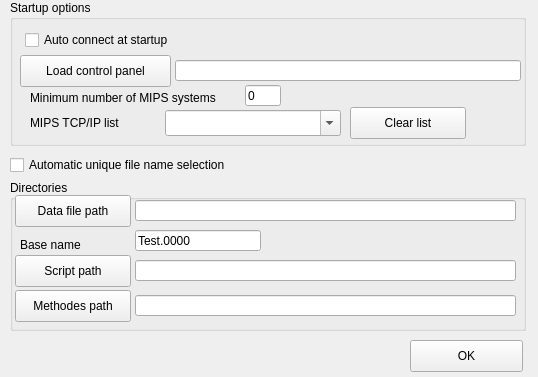
Qt form properties.ui (MOBILionSystems/MIPS-app-MOBILion) before a commit.
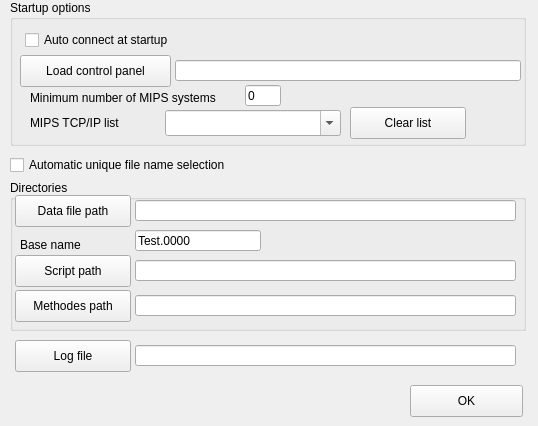
The same form after that commit.

The edit to the form file:
```diff
--- a/properties.ui
+++ b/properties.ui
@@ -7,7 +7,7 @@
     <x>0</x>
     <y>0</y>
     <width>538</width>
-    <height>377</height>
+    <height>426</height>
    </rect>
   </property>
   <property name="windowTitle">
@@ -17,7 +17,7 @@
    <property name="geometry">
     <rect>
      <x>410</x>
-     <y>340</y>
+     <y>385</y>
      <width>113</width>
      <height>32</height>
     </rect>
@@ -291,6 +291,35 @@
     </property>
    </widget>
   </widget>
+  <widget class="QPushButton" name="pbLogFile">
+   <property name="geometry">
+    <rect>
+     <x>15</x>
+     <y>340</y>
+     <width>116</width>
+     <height>32</height>
+    </rect>
+   </property>
+   <property name="text">
+    <string>Log file</string>
+   </property>
+   <property name="autoDefault">
+    <bool>false</bool>
+   </property>
+  </widget>
+  <widget class="QLineEdit" name="leLogFile">
+   <property name="geometry">
+    <rect>
+     <x>135</x>
+     <y>345</y>
+     <width>381</width>
+     <height>21</height>
+    </rect>
+   </property>
+   <property name="text">
+    <string/>
+   </property>
+  </widget>
  </widget>
  <resources/>
  <connections/>
```
